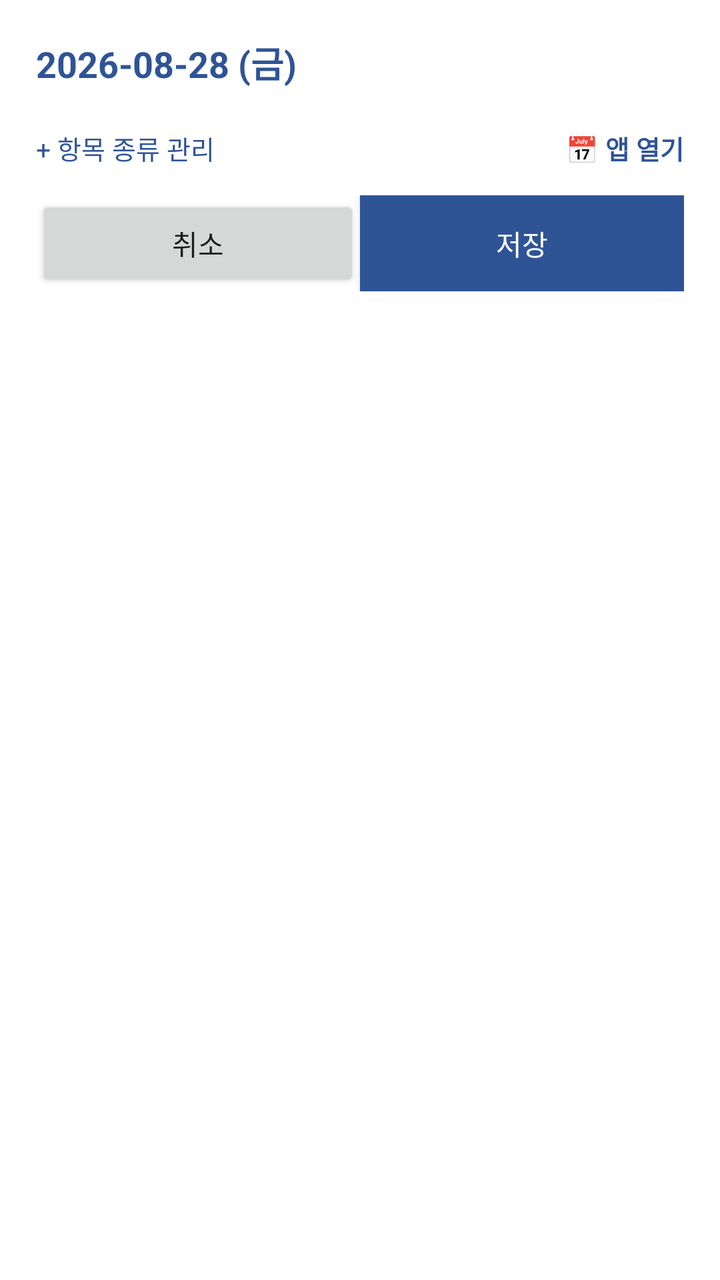
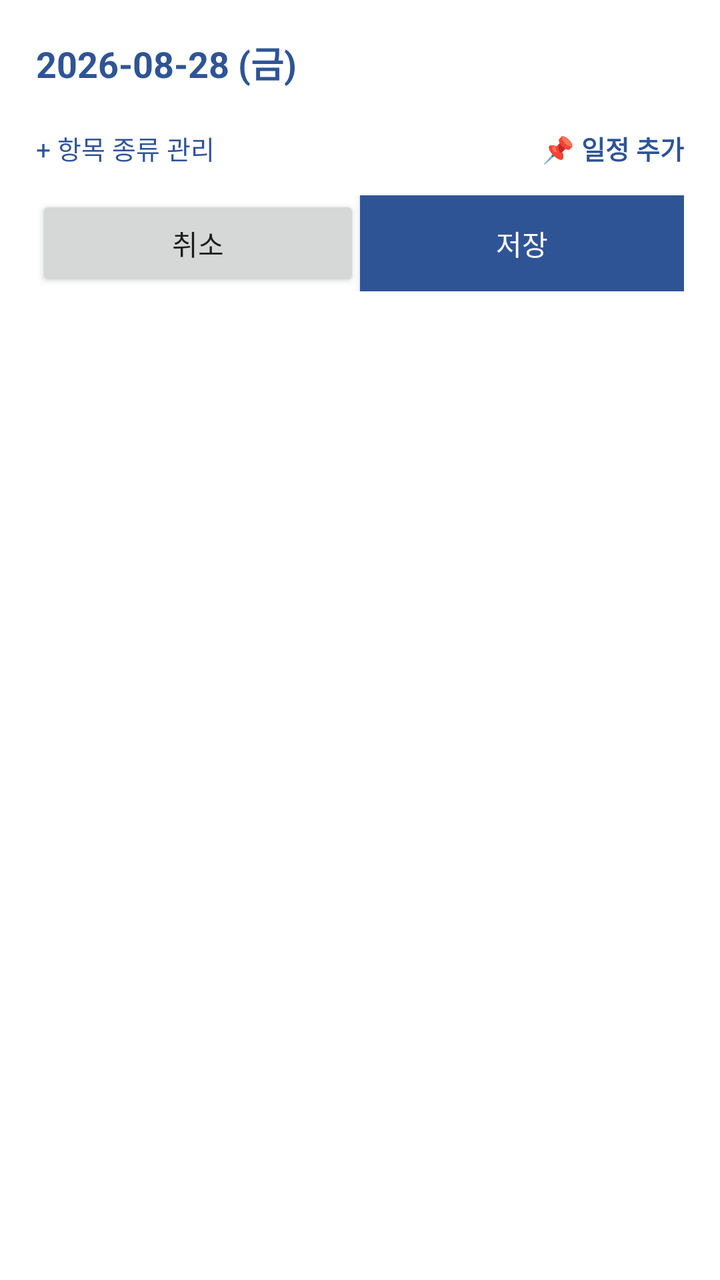

Compare the two renders of this Android layout. The source of the first and the diff that turns it into the second are given below.
<!-- AndroidManifest.xml: application theme Theme.OvertimeCalendar -->
<!-- res/layout/dialog_input.xml -->
<?xml version="1.0" encoding="utf-8"?>
<LinearLayout xmlns:android="http://schemas.android.com/apk/res/android"
    android:layout_width="match_parent"
    android:layout_height="wrap_content"
    android:orientation="vertical"
    android:background="#FFFFFF"
    android:padding="18dp">

    <TextView
        android:id="@+id/tvDialogTitle"
        android:layout_width="match_parent"
        android:layout_height="wrap_content"
        android:text="2026-08-28 (금)"
        android:textSize="18sp"
        android:textStyle="bold"
        android:textColor="@color/primary"
        android:paddingBottom="10dp"/>

    
    <LinearLayout
        android:id="@+id/itemContainer"
        android:layout_width="match_parent"
        android:layout_height="wrap_content"
        android:orientation="vertical"/>

    <LinearLayout
        android:layout_width="match_parent"
        android:layout_height="wrap_content"
        android:orientation="horizontal"
        android:gravity="center_vertical">

        <TextView
            android:id="@+id/tvManageCats"
            android:layout_width="0dp"
            android:layout_weight="1"
            android:layout_height="wrap_content"
            android:text="+ 항목 종류 관리"
            android:textColor="@color/primary"
            android:textSize="13sp"
            android:paddingTop="10dp"
            android:paddingBottom="6dp"/>

        <TextView
            android:id="@+id/tvOpenApp"
            android:layout_width="wrap_content"
            android:layout_height="wrap_content"
            android:text="📅 앱 열기"
            android:textColor="@color/primary"
            android:textSize="13sp"
            android:textStyle="bold"
            android:paddingTop="10dp"
            android:paddingBottom="6dp"
            android:paddingLeft="12dp"/>
    </LinearLayout>

    
    <LinearLayout
        android:layout_width="match_parent"
        android:layout_height="wrap_content"
        android:orientation="horizontal"
        android:paddingTop="8dp">

        <Button
            android:id="@+id/btnCancel"
            android:layout_width="0dp"
            android:layout_height="wrap_content"
            android:layout_weight="1"
            android:text="취소"
            android:singleLine="true"/>

        <Button
            android:id="@+id/btnSave"
            android:layout_width="0dp"
            android:layout_height="wrap_content"
            android:layout_weight="1"
            android:text="저장"
            android:singleLine="true"
            android:textColor="@color/on_primary"
            android:background="@color/primary"/>
    </LinearLayout>
</LinearLayout>
<!-- resources referenced by this layout -->
<resources>
  <color name="on_primary">#FFFFFF</color>
  <color name="primary">#2F5496</color>
  <style name="Theme.OvertimeCalendar" parent="Theme.MaterialComponents.Light.NoActionBar">
          <item name="colorPrimary">@color/primary</item>
          <item name="colorPrimaryDark">@color/primary_dark</item>
          <item name="colorOnPrimary">@color/on_primary</item>
          <item name="android:windowBackground">@color/bg</item>
      </style>
  <color name="primary_dark">#1F3A6E</color>
  <color name="bg">#FFFFFF</color>
</resources>

<!-- the commit's change to res/layout/dialog_input.xml (unified diff, before → after) -->
@@ -44,7 +44,7 @@
             android:id="@+id/tvOpenApp"
             android:layout_width="wrap_content"
             android:layout_height="wrap_content"
-            android:text="📅 앱 열기"
+            android:text="📌 일정 추가"
             android:textColor="@color/primary"
             android:textSize="13sp"
             android:textStyle="bold"
